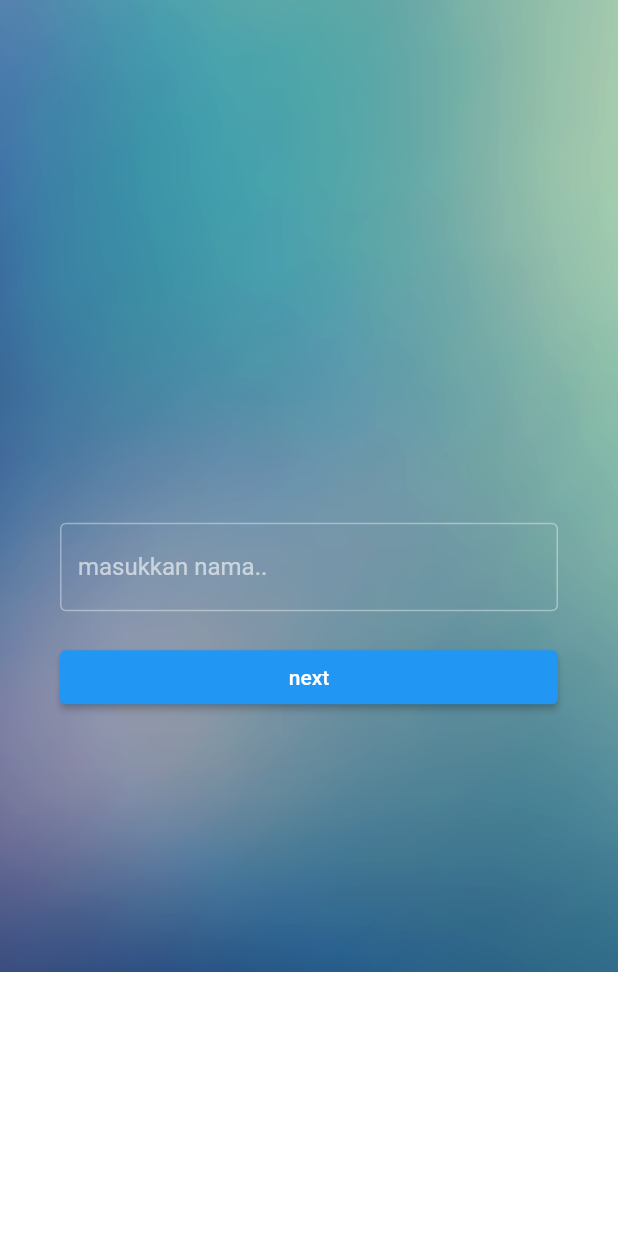
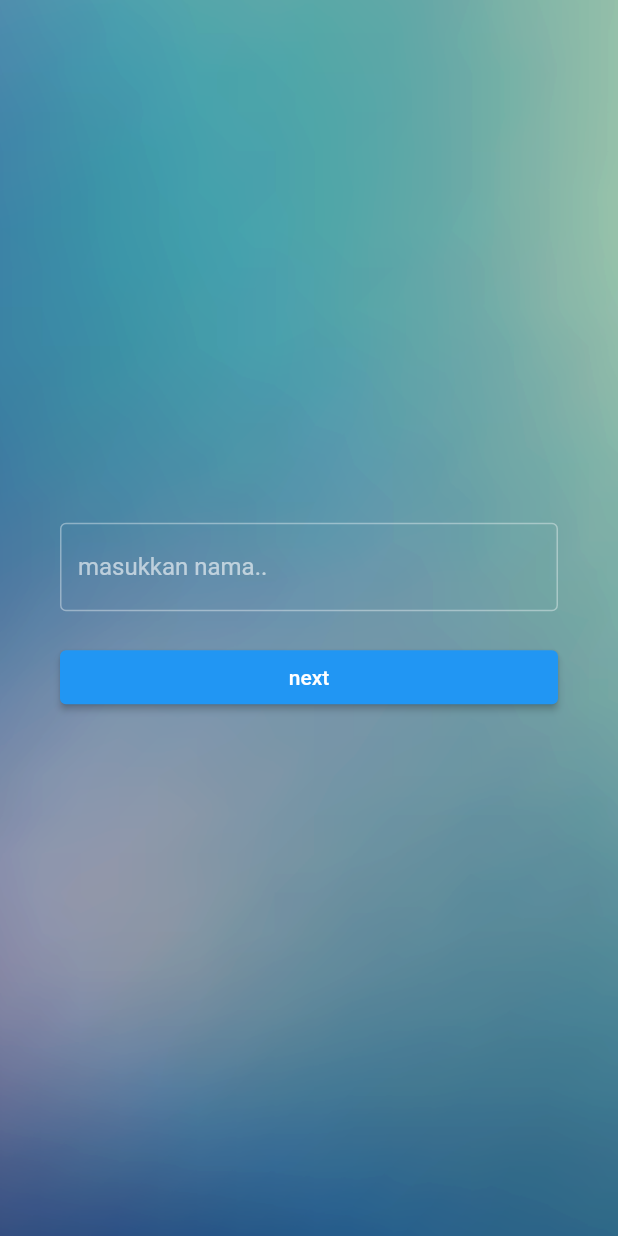
Before and after one commit to wahyujus/Screening-Test-Intern, a Flutter app: the screen it shows after launch, on a phone screen of 412 x 824 dp. Run offline on Flutter 3.47's test engine with Material 2 defaults, Android fonts, the light colour scheme and no system bars; our stand-ins replace dio, flutter_easyloading, get.

Commit message:
fix bg fill

```diff
--- a/lib/ui/Home.dart
+++ b/lib/ui/Home.dart
@@ -13,8 +13,8 @@ class Home extends StatelessWidget {
     final TextEditingController namaController = TextEditingController();
     final userController = Get.put(UserController());
 
-    return SafeArea(
-      child: Stack(
+    return Stack(
+      fit: StackFit.expand,
       children: [
         Image.asset(
           'assets/bg_validation.png',
@@ -54,7 +54,6 @@ class Home extends StatelessWidget {
           ),
         ),
       ],
-      ),
     );
   }
 }
--- a/lib/ui/MainMenu.dart
+++ b/lib/ui/MainMenu.dart
@@ -9,8 +9,8 @@ class MainMenu extends StatelessWidget {
   @override
   Widget build(BuildContext context) {
     final userController = Get.put(UserController());
-    return SafeArea(
-      child: Stack(
+    return Stack(
+      fit: StackFit.expand,
       children: [
         Image.asset(
           'assets/bg_validation.png',
@@ -61,7 +61,6 @@ class MainMenu extends StatelessWidget {
           ),
         ),
       ],
-      ),
     );
   }
 }
```
Lines whose indentation alone changed are shown as unchanged.
